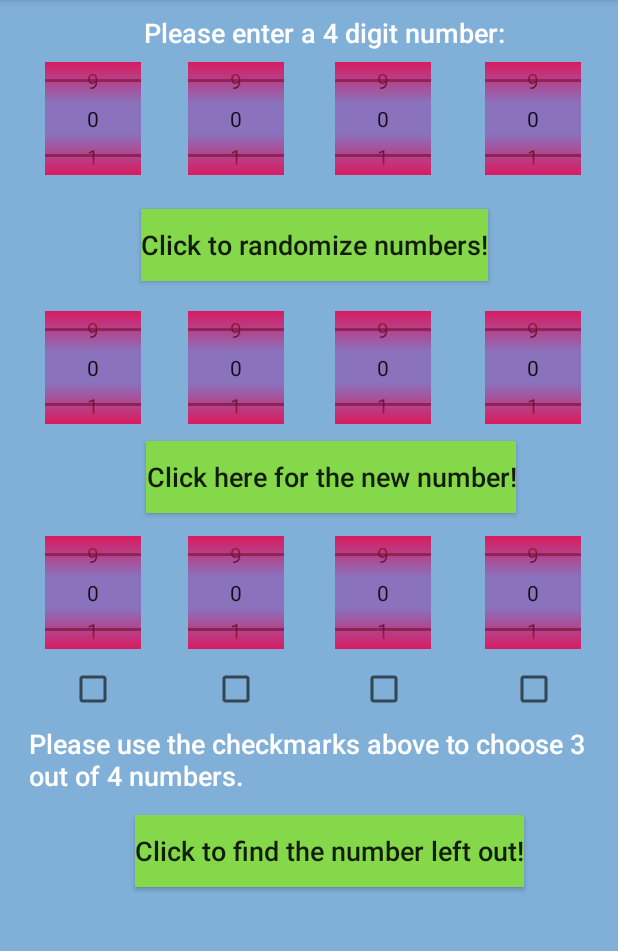
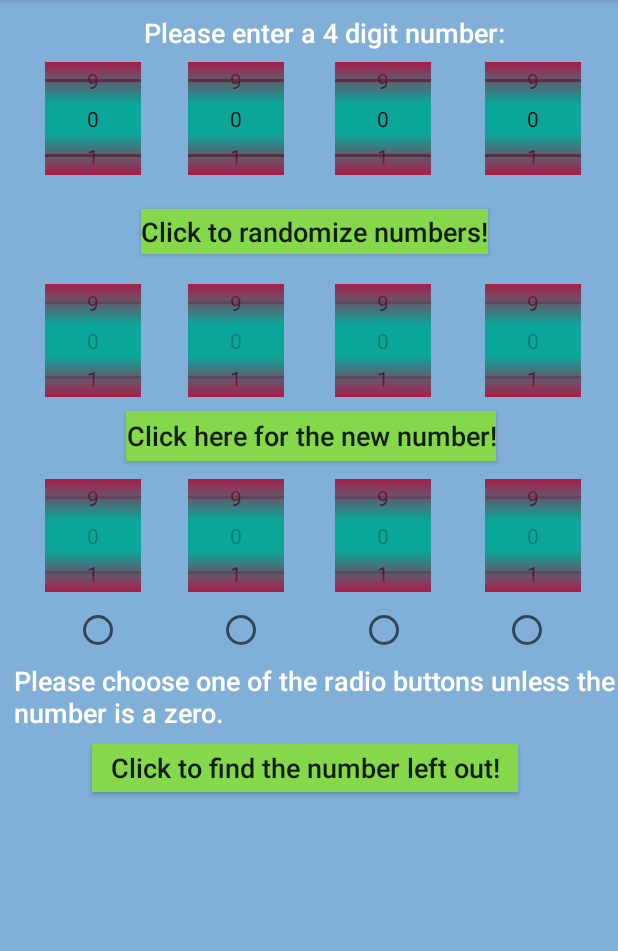
Before and after one commit to yangrhy/NumberGame, an Android app: the screen it shows after launch (MainActivity), after a tap on "Click here for the new number!", on a phone screen of 412 x 824 dp, the part 84-1035 px from its top. Run offline under Robolectric (Android 15) with nearby library versions, the phone set to English and light mode, and no system bars.

Commit message:
Added radiobutton group

```diff
--- a/app/src/main/java/com/example/numbergame/MainActivity.java
+++ b/app/src/main/java/com/example/numbergame/MainActivity.java
@@ -61,6 +61,10 @@ public class MainActivity extends AppCompatActivity {
         newNum3.setMaxValue(9);
         newNum4.setMinValue(0);
         newNum4.setMaxValue(9);
+        newNum1.setEnabled(false);
+        newNum2.setEnabled(false);
+        newNum3.setEnabled(false);
+        newNum4.setEnabled(false);
 
         randomNumPicker1.setMinValue(0);
         randomNumPicker1.setMaxValue(9);
@@ -70,6 +74,10 @@ public class MainActivity extends AppCompatActivity {
         randomNumPicker3.setMaxValue(9);
         randomNumPicker4.setMinValue(0);
         randomNumPicker4.setMaxValue(9);
+        randomNumPicker1.setEnabled(false);
+        randomNumPicker2.setEnabled(false);
+        randomNumPicker3.setEnabled(false);
+        randomNumPicker4.setEnabled(false);
 
         randomButton.setOnClickListener(new ButtonClick());
         newNumButton.setOnClickListener(new ButtonClick());
@@ -106,8 +114,28 @@ public class MainActivity extends AppCompatActivity {
             }
             else if (v.getId() == R.id.newNumButton) {
                 int result;
-                String firstNum, secNum;
+                String firstNum = "";
+                String secNum = "";
+                firstNum += numPicker1.getValue();
+                firstNum += numPicker2.getValue();
+                firstNum += numPicker3.getValue();
+                firstNum += numPicker4.getValue();
+                secNum += randomNumPicker1.getValue();
+                secNum += randomNumPicker2.getValue();
+                secNum += randomNumPicker3.getValue();
+                secNum += randomNumPicker4.getValue();
 
+                int number1 = Integer.parseInt(firstNum);
+                int number2 = Integer.parseInt(secNum);
+
+                if (number1 >= number2) {
+                    result = number1 - number2;
+                }
+                else {
+                    result = number2 - number1;
+                }
+
+                String resultString = String.valueOf(result);
 
             }
             else if (v.getId() == R.id.processButton) {
--- a/app/src/main/res/layout/activity_main.xml
+++ b/app/src/main/res/layout/activity_main.xml
@@ -9,53 +9,17 @@
 
     <Button
         android:id="@+id/processButton"
-        android:layout_width="wrap_content"
-        android:layout_height="wrap_content"
+        android:layout_width="284dp"
+        android:layout_height="32dp"
         android:layout_alignParentStart="true"
         android:layout_alignParentTop="true"
-        android:layout_marginStart="90dp"
-        android:layout_marginTop="543dp"
+        android:layout_marginStart="61dp"
+        android:layout_marginTop="496dp"
         android:background="@color/colorAnswer"
         android:fontFamily="sans-serif-medium"
         android:text="@string/processButton"
         android:textAllCaps="false"
         android:textSize="@dimen/answerSize" />
-
-    <CheckBox
-        android:id="@+id/checkBox1"
-        android:layout_width="wrap_content"
-        android:layout_height="wrap_content"
-        android:layout_alignParentStart="true"
-        android:layout_alignParentTop="true"
-        android:layout_marginStart="340dp"
-        android:layout_marginTop="443dp" />
-
-    <CheckBox
-        android:id="@+id/checkBox2"
-        android:layout_width="wrap_content"
-        android:layout_height="wrap_content"
-        android:layout_alignParentStart="true"
-        android:layout_alignParentTop="true"
-        android:layout_marginStart="240dp"
-        android:layout_marginTop="443dp" />
-
-    <CheckBox
-        android:id="@+id/checkBox3"
-        android:layout_width="wrap_content"
-        android:layout_height="wrap_content"
-        android:layout_alignParentStart="true"
-        android:layout_alignParentTop="true"
-        android:layout_marginStart="141dp"
-        android:layout_marginTop="443dp" />
-
-    <CheckBox
-        android:id="@+id/checkBox4"
-        android:layout_width="wrap_content"
-        android:layout_height="wrap_content"
-        android:layout_alignParentStart="true"
-        android:layout_alignParentTop="true"
-        android:layout_marginStart="46dp"
-        android:layout_marginTop="443dp" />
 
     <NumberPicker
         android:id="@+id/newNum1"
@@ -64,9 +28,9 @@
         android:layout_alignParentStart="true"
         android:layout_alignParentTop="true"
         android:layout_marginStart="323dp"
-        android:layout_marginTop="357dp"
+        android:layout_marginTop="319dp"
+        android:background="@color/colorNumPicker"
         android:descendantFocusability="blocksDescendants"
-        android:background="@color/colorNumPicker"
         android:solidColor="@color/colorAccent">
 
     </NumberPicker>
@@ -78,9 +42,9 @@
         android:layout_alignParentStart="true"
         android:layout_alignParentTop="true"
         android:layout_marginStart="223dp"
-        android:layout_marginTop="357dp"
+        android:layout_marginTop="319dp"
+        android:background="@color/colorNumPicker"
         android:descendantFocusability="blocksDescendants"
-        android:background="@color/colorNumPicker"
         android:solidColor="@color/colorAccent">
 
     </NumberPicker>
@@ -92,9 +56,9 @@
         android:layout_alignParentStart="true"
         android:layout_alignParentTop="true"
         android:layout_marginStart="125dp"
-        android:layout_marginTop="357dp"
+        android:layout_marginTop="319dp"
+        android:background="@color/colorNumPicker"
         android:descendantFocusability="blocksDescendants"
-        android:background="@color/colorNumPicker"
         android:solidColor="@color/colorAccent">
 
     </NumberPicker>
@@ -106,9 +70,9 @@
         android:layout_alignParentStart="true"
         android:layout_alignParentTop="true"
         android:layout_marginStart="30dp"
-        android:layout_marginTop="357dp"
+        android:layout_marginTop="319dp"
+        android:background="@color/colorNumPicker"
         android:descendantFocusability="blocksDescendants"
-        android:background="@color/colorNumPicker"
         android:solidColor="@color/colorAccent">
 
     </NumberPicker>
@@ -120,9 +84,9 @@
         android:layout_alignParentStart="true"
         android:layout_alignParentTop="true"
         android:layout_marginStart="323dp"
-        android:layout_marginTop="207dp"
+        android:layout_marginTop="189dp"
+        android:background="@color/colorNumPicker"
         android:descendantFocusability="blocksDescendants"
-        android:background="@color/colorNumPicker"
         android:solidColor="@color/colorAccent">
 
     </NumberPicker>
@@ -134,9 +98,9 @@
         android:layout_alignParentStart="true"
         android:layout_alignParentTop="true"
         android:layout_marginStart="223dp"
-        android:layout_marginTop="207dp"
+        android:layout_marginTop="189dp"
+        android:background="@color/colorNumPicker"
         android:descendantFocusability="blocksDescendants"
-        android:background="@color/colorNumPicker"
         android:solidColor="@color/colorAccent">
 
     </NumberPicker>
@@ -148,9 +112,9 @@
         android:layout_alignParentStart="true"
         android:layout_alignParentTop="true"
         android:layout_marginStart="125dp"
-        android:layout_marginTop="207dp"
+        android:layout_marginTop="189dp"
+        android:background="@color/colorNumPicker"
         android:descendantFocusability="blocksDescendants"
-        android:background="@color/colorNumPicker"
         android:solidColor="@color/colorAccent">
 
     </NumberPicker>
@@ -162,7 +126,7 @@
         android:layout_alignParentStart="true"
         android:layout_alignParentTop="true"
         android:layout_marginStart="30dp"
-        android:layout_marginTop="207dp"
+        android:layout_marginTop="189dp"
         android:background="@color/colorNumPicker"
         android:descendantFocusability="blocksDescendants"
         android:solidColor="@color/colorAccent">
@@ -226,7 +190,7 @@
     <Button
         android:id="@+id/randomButton"
         android:layout_width="wrap_content"
-        android:layout_height="wrap_content"
+        android:layout_height="30dp"
         android:layout_alignParentStart="true"
         android:layout_alignParentTop="true"
         android:layout_marginStart="94dp"
@@ -240,11 +204,11 @@
     <Button
         android:id="@+id/newNumButton"
         android:layout_width="wrap_content"
-        android:layout_height="wrap_content"
+        android:layout_height="33dp"
         android:layout_alignParentStart="true"
         android:layout_alignParentTop="true"
-        android:layout_marginStart="97dp"
-        android:layout_marginTop="294dp"
+        android:layout_marginStart="84dp"
+        android:layout_marginTop="274dp"
         android:background="@color/colorAnswer"
         android:fontFamily="sans-serif-medium"
         android:text="@string/newNumButton"
@@ -271,12 +235,59 @@
         android:layout_height="wrap_content"
         android:layout_alignParentStart="true"
         android:layout_alignParentTop="true"
-        android:layout_marginStart="19dp"
-        android:layout_marginTop="483dp"
+        android:layout_marginStart="9dp"
+        android:layout_marginTop="441dp"
         android:ems="10"
         android:fontFamily="sans-serif-medium"
         android:text="@string/instruct2"
         android:textColor="@color/colorWhite"
         android:textSize="@dimen/answerSize" />
 
+    <RadioGroup
+        android:layout_width="wrap_content"
+        android:layout_height="wrap_content"
+        android:layout_alignParentStart="true"
+        android:layout_alignParentTop="true"
+        android:layout_centerInParent="true"
+        android:layout_marginStart="49dp"
+        android:layout_marginTop="404dp"
+        android:orientation='horizontal'>
+        >
+
+        <RadioButton
+            android:id="@+id/radioButton4"
+            android:layout_width="wrap_content"
+            android:layout_height="wrap_content"
+            android:layout_gravity="center_vertical"
+            android:layout_weight="1"
+            android:gravity="center"
+            android:text="                   " />
+
+        <RadioButton
+            android:id="@+id/radioButton3"
+            android:layout_width="wrap_content"
+            android:layout_height="wrap_content"
+            android:layout_gravity="center_vertical"
+            android:layout_weight="1"
+            android:gravity="center"
+            android:text="                   " />
+
+        <RadioButton
+            android:id="@+id/radioButton2"
+            android:layout_width="wrap_content"
+            android:layout_height="wrap_content"
+            android:layout_gravity="center_vertical"
+            android:layout_weight="1"
+            android:gravity="center"
+            android:text="                   " />
+
+        <RadioButton
+            android:id="@+id/radioButton1"
+            android:layout_width="wrap_content"
+            android:layout_height="wrap_content"
+            android:layout_gravity="center_vertical"
+            android:layout_weight="1"
+            android:gravity="center" />
+    </RadioGroup>
+
 </RelativeLayout>
--- a/app/src/main/res/values/colors.xml
+++ b/app/src/main/res/values/colors.xml
@@ -3,8 +3,8 @@
     <color name="colorPrimary">#008577</color>
     <color name="colorPrimaryDark">#00574B</color>
     <color name="colorBackground">#80AFD8</color>
-    <color name="colorAccent">#D81B60</color>
-    <color name="colorNumPicker">#8A72BD</color>
+    <color name="colorAccent">#A71D49</color>
+    <color name="colorNumPicker">#0BA79A</color>
     <color name="colorAnswer">#84D849</color>
     <color name="colorOpaque">#40FFFFFF</color>
     <color name="colorWhite">#FFFFFF</color>
--- a/app/src/main/res/values/strings.xml
+++ b/app/src/main/res/values/strings.xml
@@ -4,7 +4,6 @@
     <string name="randomButton">Click to randomize numbers! </string>
     <string name="instruct">Please enter a 4 digit number: </string>
     <string name="newNumButton">Click here for the new number!</string>
-    <string name="instruct2">Please use the checkmarks above to choose 3 out of 4 numbers. </string>
+    <string name="instruct2">Please choose one of the radio buttons unless the number is a zero. </string>
     <string name="processButton">Click to find the number left out!</string>
-
 </resources>
```
